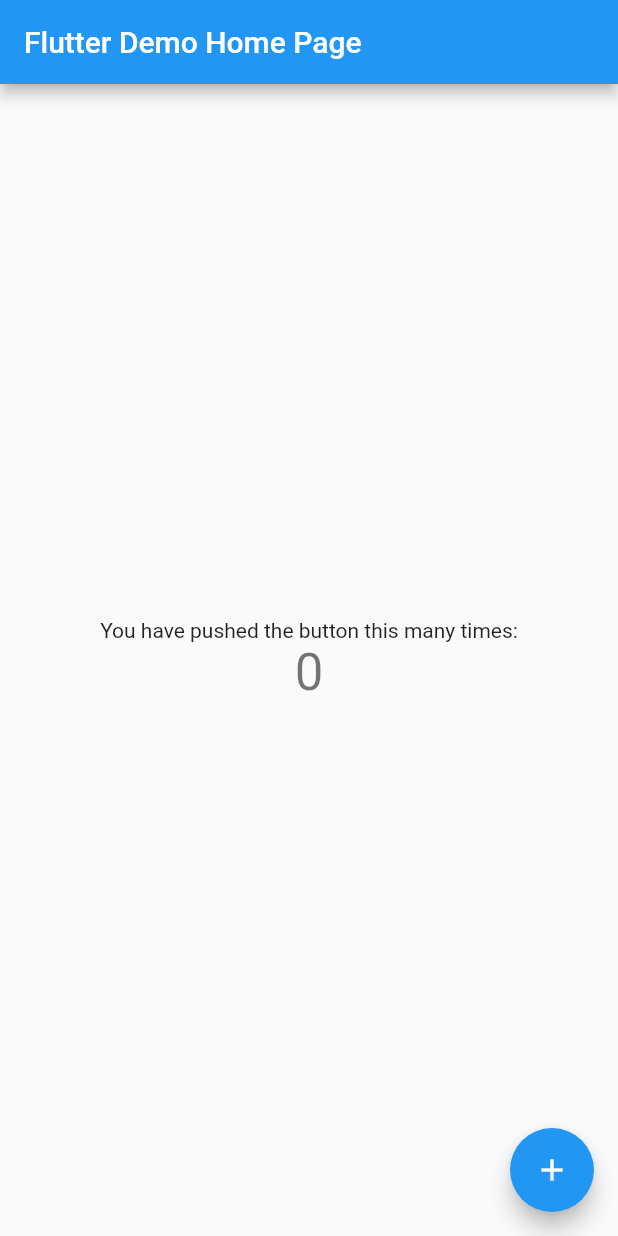
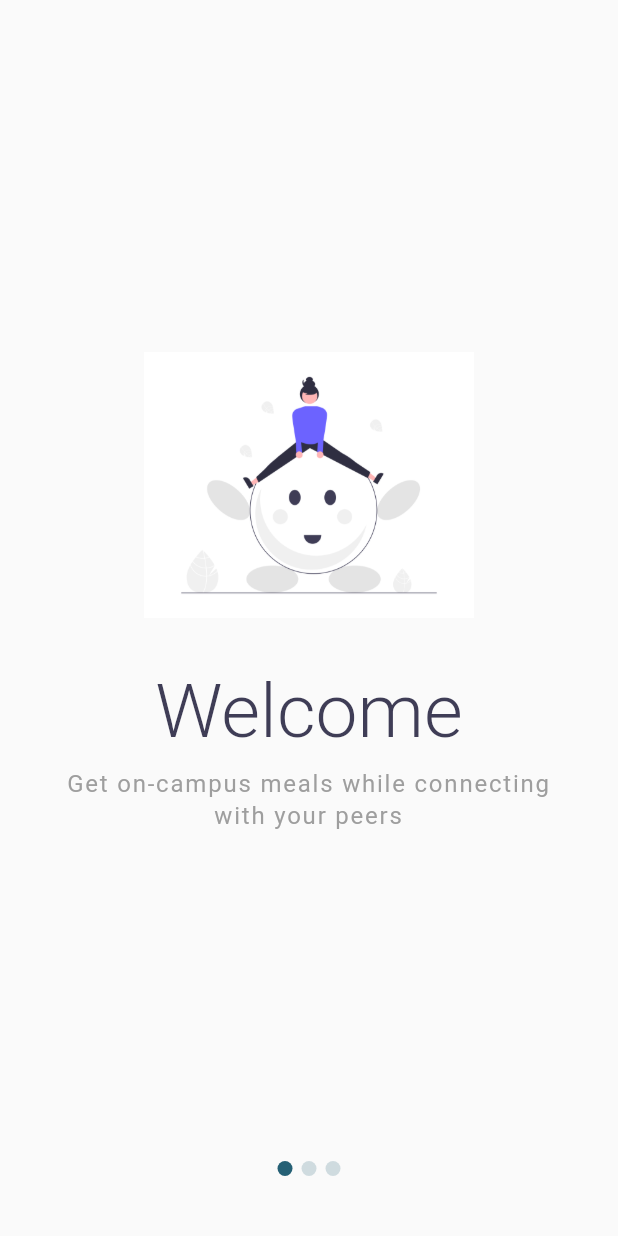
Before and after one commit to thecharlesjenkins/CryptoMeal, a Flutter app: the screen it shows after launch, on a phone screen of 412 x 824 dp. Run offline on Flutter 3.47's test engine with Material 2 defaults, Android fonts, the phone set to English and light mode, and no system bars.

Commit message:
welcome page slider screens

```diff
--- a/lib/main.dart
+++ b/lib/main.dart
@@ -1,18 +1,20 @@
 import 'package:flutter/material.dart';
+import 'welcome.dart';
 
 void main() {
-  runApp(const MyApp());
+  runApp(MyApp());
 }
 
 class MyApp extends StatelessWidget {
-  const MyApp({Key? key}) : super(key: key);
+  //const MyApp({Key? key}) : super(key: key);
 
   // This widget is the root of your application.
   @override
   Widget build(BuildContext context) {
     return MaterialApp(
-      title: 'Flutter Demo',
-      theme: ThemeData(
+      debugShowCheckedModeBanner: false,
+      title: 'Welcome Screen',
+      //theme: ThemeData(
         // This is the theme of your application.
         //
         // Try running your application with "flutter run". You'll see the
@@ -22,14 +24,14 @@
         // or simply save your changes to "hot reload" in a Flutter IDE).
         // Notice that the counter didn't reset back to zero; the application
         // is not restarted.
-        primarySwatch: Colors.blue,
-      ),
-      home: const MyHomePage(title: 'Flutter Demo Home Page'),
+        //primarySwatch: Colors.blue,
+      //),
+      home: WelcomeScreen(),
     );
   }
 }
 
-class MyHomePage extends StatefulWidget {
+/*class MyHomePage extends StatefulWidget {
   const MyHomePage({Key? key, required this.title}) : super(key: key);
 
   // This widget is the home page of your application. It is stateful, meaning
@@ -112,4 +114,4 @@
       ), // This trailing comma makes auto-formatting nicer for build methods.
     );
   }
-}
+}*/
--- /dev/null
+++ b/lib/welcome.dart
@@ -0,0 +1,201 @@
+import 'package:flutter/cupertino.dart';
+import 'package:flutter/material.dart';
+
+List items = [
+  {
+    "header": "Welcome",
+    "description": "Get on-campus meals while connecting with your peers",
+    "image": "assets/images/undraw_Joyride_re_968t.png",
+  },
+  {
+    "header": "Build",
+    "description": "Set up an in-app wallet to aid you in your transfers",
+    "image": "assets/images/undraw_Setup_re_y9w8.png",
+    "buttonText": "Build Wallet"
+  },
+  {
+    "header": "Create",
+    "description": "Please fill out your profile details:",
+    "image": "assets/images/undraw_data_input_fxv2.png",
+    "inputFlag": true
+  }
+];
+
+final GlobalKey<FormState> _formKey = GlobalKey<FormState>();
+
+class WelcomeScreen extends StatefulWidget {
+
+  @override
+  _WelcomeScreenState createState() => _WelcomeScreenState();
+}
+
+class _WelcomeScreenState extends State<WelcomeScreen> {
+
+
+  List<Widget> sliders = items.map((item) => Container(
+    padding: EdgeInsets.symmetric(horizontal:18.0),
+    child: Column(
+      children: <Widget>[
+        Flexible(
+            flex: 1,
+            fit: FlexFit.tight,
+            child: Image.asset(
+              item['image'],
+              fit: BoxFit.fitWidth,
+              width: 220.0,
+              alignment: Alignment.bottomCenter,
+            ),
+        ),
+
+        Flexible(
+            flex: 1,
+            fit: FlexFit.tight,
+            child: Container(
+              padding: EdgeInsets.symmetric(horizontal: 20.0),
+              child: Column(
+                children: <Widget>[
+
+                  Text(
+                    item['header'],
+                    style: const TextStyle(
+                      fontSize: 50.0,
+                      fontWeight: FontWeight.w300,
+                      color: Color(0XFF3F3D56),
+                      height: 2.0
+                    )
+                  ),
+
+                  Text(
+                    item['description'],
+                    style: const TextStyle(
+                      color: Colors.grey,
+                      letterSpacing: 1.2,
+                      fontSize: 16.0,
+                      height: 1.3
+                    ),
+                    textAlign: TextAlign.center,
+                  ),
+                  if (item.containsKey('buttonText'))
+                    MaterialButton(
+                      onPressed: () {},
+                      color: Colors.grey,
+                      child:
+                      Text(item['buttonText']),
+                    )
+                ],
+              ),
+            ),
+        ),
+
+        if (item.containsKey('inputFlag'))
+          Flexible(
+              child: Container(
+
+                child: Form(
+                  key: _formKey,
+                  child: Column(
+                    crossAxisAlignment: CrossAxisAlignment.start,
+                    children: <Widget>[
+                      TextFormField(
+                        decoration: const InputDecoration(
+                          hintText: 'Enter your username'
+                        ),
+
+                        validator: (String? value) {
+                          if (value == null || value.isEmpty) {
+                            return 'Please enter some text';
+                          }
+                          return null;
+                        },
+                      ),
+
+                      TextFormField(
+                        decoration: const InputDecoration(
+                          hintText: 'Enter your phone number',
+                        ),
+
+                        validator: (String? value) {
+                          if (value == null || value.isEmpty) {
+                            return 'Please enter some text';
+                          }
+                          return null;
+                        },
+                      ),
+
+                      Padding(
+                        padding: const EdgeInsets.symmetric(vertical: 10.0),
+                        child: ElevatedButton(
+                          onPressed: (){},
+                          child: const Text('Submit'),
+                        )
+                      )
+                    ]
+                  ),
+                )
+
+              )
+
+          )
+
+      ],
+    )
+  )).toList();
+
+  List<Widget> indicator() => List<Widget>.generate(
+      sliders.length,
+          (index) => Container(
+        margin: EdgeInsets.symmetric(horizontal: 3.0),
+        height: 10.0,
+        width: 10.0,
+        decoration: BoxDecoration(
+            color: currentPage.round() == index
+                ? Color(0XFF256075)
+                : Color(0XFF256075).withOpacity(0.2),
+            borderRadius: BorderRadius.circular(10.0)),
+          )
+  );
+
+
+  double currentPage = 0.0;
+
+  final _pageViewController = new PageController();
+
+  @override
+  Widget build(BuildContext context) {
+    return Scaffold(
+
+      body: Container(
+        child: Stack(
+          children: <Widget>[
+            PageView.builder(
+              controller: _pageViewController,
+              itemCount: sliders.length,
+              itemBuilder: (BuildContext context, int index) {
+                _pageViewController.addListener(() {
+                  setState(() {
+                    currentPage = _pageViewController.page ?? 0.0 ;
+                  });
+                });
+
+                return sliders[index];
+              },
+            ),
+
+            Align(
+                alignment: Alignment.bottomCenter,
+                child: Container(
+                  margin: EdgeInsets.only(top: 70.0),
+                  padding: EdgeInsets.symmetric(vertical: 40.0),
+                  child: Row(
+                    mainAxisAlignment: MainAxisAlignment.center,
+                    children: indicator(),
+                  ),
+                )
+            )
+
+          ],
+        ),
+      ),
+    );
+  }
+}
--- a/pubspec.yaml
+++ b/pubspec.yaml
@@ -61,6 +61,11 @@
   # assets:
   #   - images/a_dot_burr.jpeg
   #   - images/a_dot_ham.jpeg
+  assets:
+    - assets/images/undraw_Joyride_re_968t.png
+    - assets/images/undraw_Setup_re_y9w8.png
+    - assets/images/undraw_data_input_fxv2.png
+
 
   # An image asset can refer to one or more resolution-specific "variants", see
   # https://flutter.dev/assets-and-images/#resolution-aware.
```
Also changed, not shown: assets/images/undraw_Joyride_re_968t.png (added), assets/images/undraw_Setup_re_y9w8.png (added), assets/images/undraw_data_input_fxv2.png (added).
